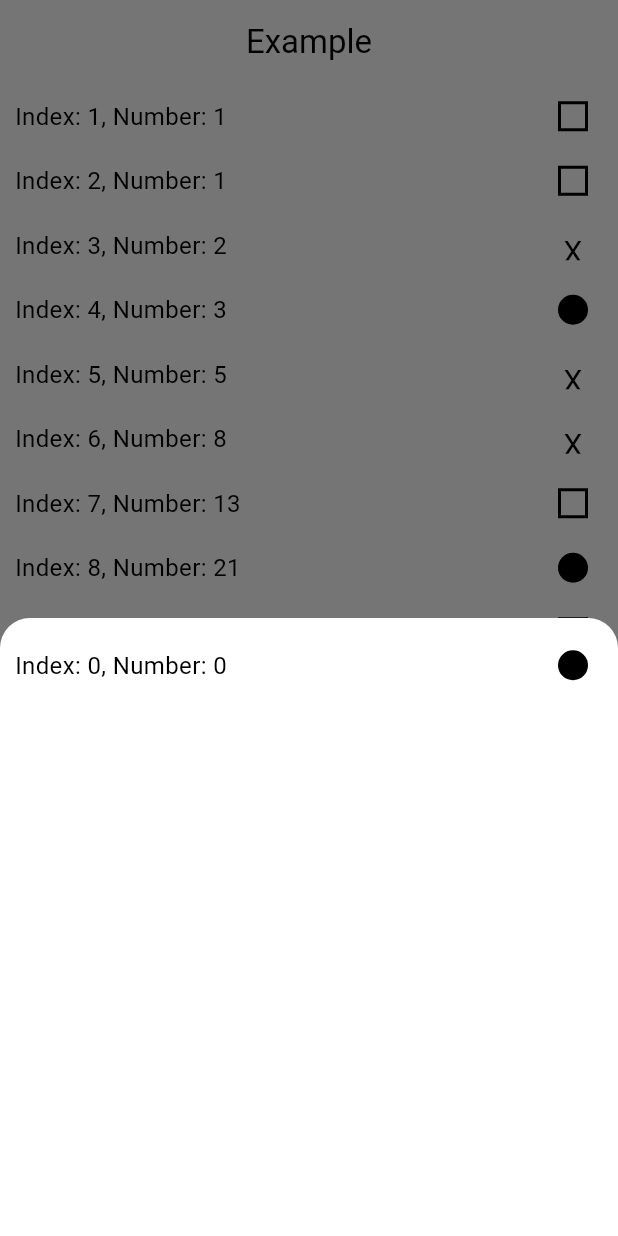
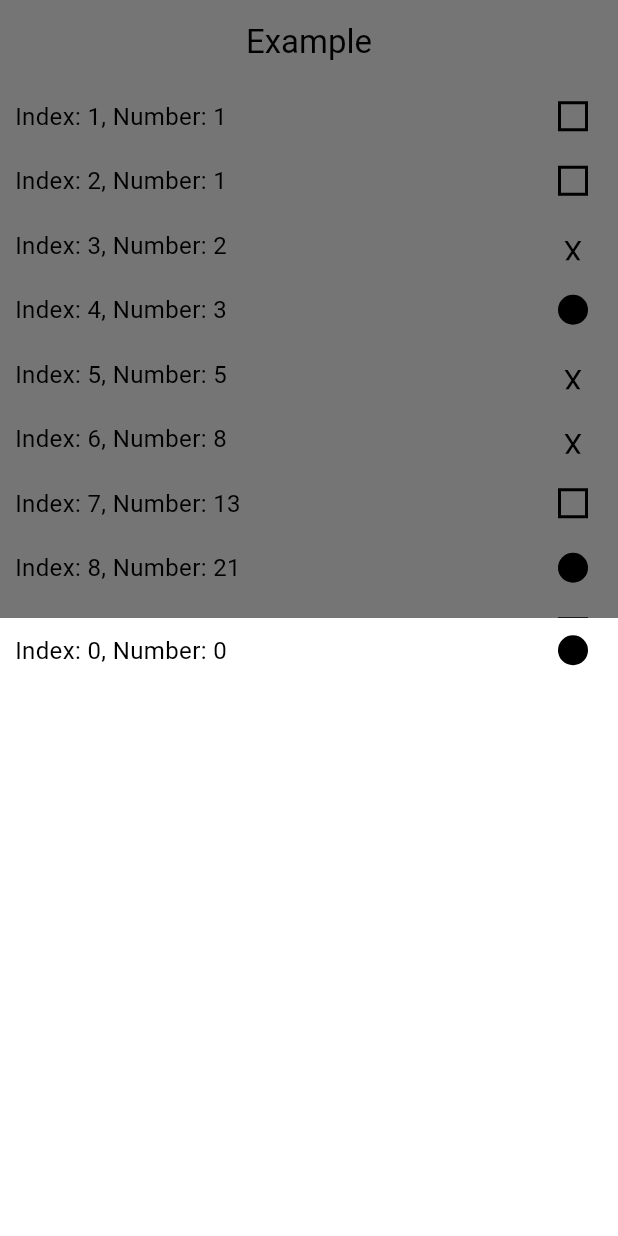
Before and after one commit to jakkritpromma/mobileassignment, a Flutter app: the screen it shows after launch, after a tap on an icon or button, on a phone screen of 412 x 824 dp. Run offline on Flutter 3.47's test engine with Material 3 defaults, Android fonts, the phone set to English and light mode, and no system bars.

Commit message:
adjusted container of GestureDetector

```diff
--- a/MobileAssignment/mobileassignment/lib/main.dart
+++ b/MobileAssignment/mobileassignment/lib/main.dart
@@ -81,7 +81,9 @@ class _MyHomePageState extends State<MyHomePage> {
       _isBottomSheetVisible = true;
     });
 
+    if (kDebugMode) {
       print("tappedC: $tappedC");
+    }
     List<Map<String, String>> tappedItems;
     if (tappedC == '0') {
       tappedItems = selectedCircleItems;
@@ -112,16 +114,16 @@ class _MyHomePageState extends State<MyHomePage> {
                   itemBuilder: (context, index) {
                     var item = tappedItems[index];
                     return Container(
-                      margin: const EdgeInsets.only(
-                          left: 10.0, top: 20.0, right: 20.0),
                       child: GestureDetector(
                           onTap: () {
                             try {
                               String siToAdd = item['Index'] ?? '';
                               int indexToAdd = int.parse(siToAdd);
+
                               if (kDebugMode) {
                                 print("siToAdd: $siToAdd");
                                 print("indexToAdd : $indexToAdd ");
+                                print("_isBottomSheetVisible: $_isBottomSheetVisible");
                               }
                               tappedItems.remove(item);
                               items.insert(indexToAdd, item);
@@ -131,19 +133,29 @@ class _MyHomePageState extends State<MyHomePage> {
                               if (kDebugMode) print('Exception: $e');
                             }
                           },
+                          child: Container(
+                            color: Colors.white,
                             child: Row(
-                          mainAxisAlignment: MainAxisAlignment.start,
                               children: [
-                            Expanded(
+                                Container(
+                                  margin: const EdgeInsets.all(10),
                                   child: Text(
                                     'Index: ${item['Index']}, Number: ${item['Number']}',
                                     style: const TextStyle(fontSize: 16),
                                   ),
                                 ),
-                            ConditionalContainer(cValue: item['c'].toString()),
+                                Expanded(
+                                  child: Align(
+                                    alignment: Alignment.centerRight,
+                                    child: Container(
+                                      margin: const EdgeInsets.symmetric(horizontal: 20),
+                                      child: ConditionalContainer(cValue: item['c'].toString()),
+                                    ),
+                                  ),
+                                ),
                               ],
                             ),
-                      ),
+                          )),
                     );
                   },
                 ),
@@ -174,48 +186,55 @@ class _MyHomePageState extends State<MyHomePage> {
                 itemBuilder: (context, index) {
                   var item = items[index];
                   return Container(
-                    margin: const EdgeInsets.only(
-                        left: 10.0, top: 10.0, bottom: 10.0, right: 20.0),
                     child: GestureDetector(
                         onTap: () {
                           if (kDebugMode) {
-                          print(
-                              "_isBottomSheetVisible: $_isBottomSheetVisible");
+                            print("_isBottomSheetVisible: $_isBottomSheetVisible");
                           }
                           try {
                             if (!_isBottomSheetVisible) {
                               String tappedC = item['c'] ?? '';
                               if (tappedC == '0') {
                                 selectedCircleItems.add(item);
-                              selectedCircleItems.sort((a, b) => int.parse(a['Index']!).compareTo(int.parse(b['Index']!)));
+                                selectedCircleItems.sort((a, b) => int.parse(a['Index']!).compareTo(int.parse(b['Index']!))); //ascending order
                               } else if (tappedC == '1') {
                                 selectedSquareItems.add(item);
-                              selectedSquareItems.sort((a, b) => int.parse(a['Index']!).compareTo(int.parse(b['Index']!)));
+                                selectedSquareItems.sort((a, b) => int.parse(a['Index']!).compareTo(int.parse(b['Index']!))); //ascending order
                               } else {
                                 selectedXItems.add(item);
-                              selectedXItems.sort((a, b) => int.parse(a['Index']!).compareTo(int.parse(b['Index']!)));
+                                selectedXItems.sort((a, b) => int.parse(a['Index']!).compareTo(int.parse(b['Index']!))); //ascending order
                               }
                               items.removeAt(index);
                               setState(() {});
                               _showBottomSheet(context, tappedC);
                             }
-                        } catch(e) {
+                          } catch (e) {
                             if (kDebugMode) print('Exception: $e');
                           }
                         },
+                        child: Container(
+                          color: Colors.white,
                           child: Row(
-                        mainAxisAlignment: MainAxisAlignment.start,
                             children: [
-                          Expanded(
+                              Container(
+                                margin: const EdgeInsets.all(10),
                                 child: Text(
                                   'Index: ${item['Index']}, Number: ${item['Number']}',
                                   style: const TextStyle(fontSize: 16),
                                 ),
                               ),
-                          ConditionalContainer(cValue: item['c'].toString()),
+                              Expanded(
+                                child: Align(
+                                  alignment: Alignment.centerRight,
+                                  child: Container(
+                                    margin: const EdgeInsets.symmetric(horizontal: 20),
+                                    child: ConditionalContainer(cValue: item['c'].toString()),
+                                  ),
+                                ),
+                              ),
                             ],
                           ),
-                    ),
+                        )),
                   );
                 },
               ),
```
Lines whose indentation alone changed are shown as unchanged.
